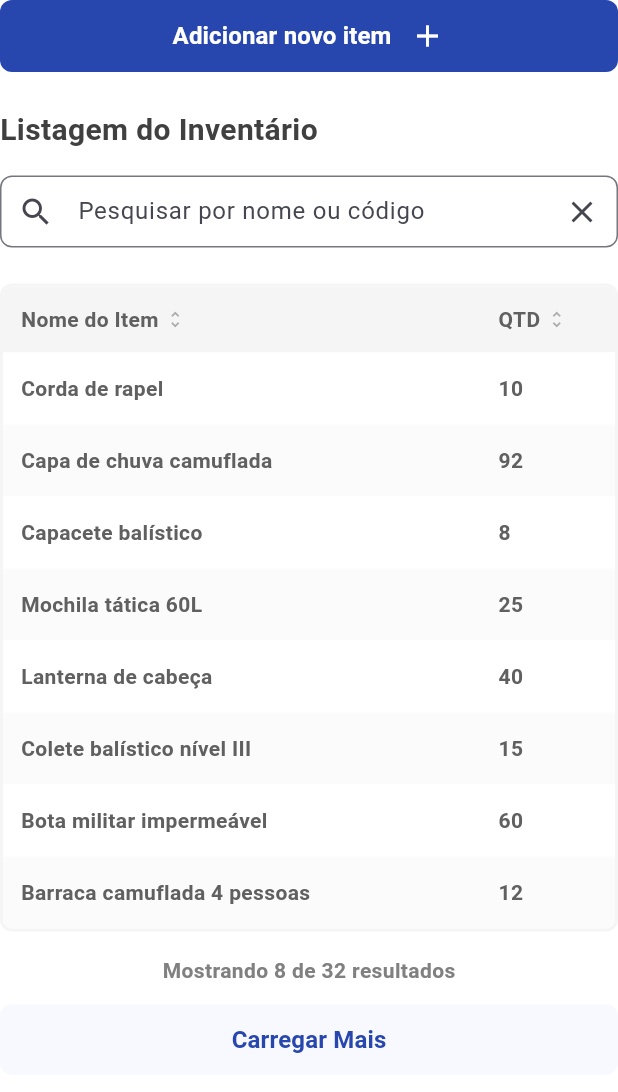
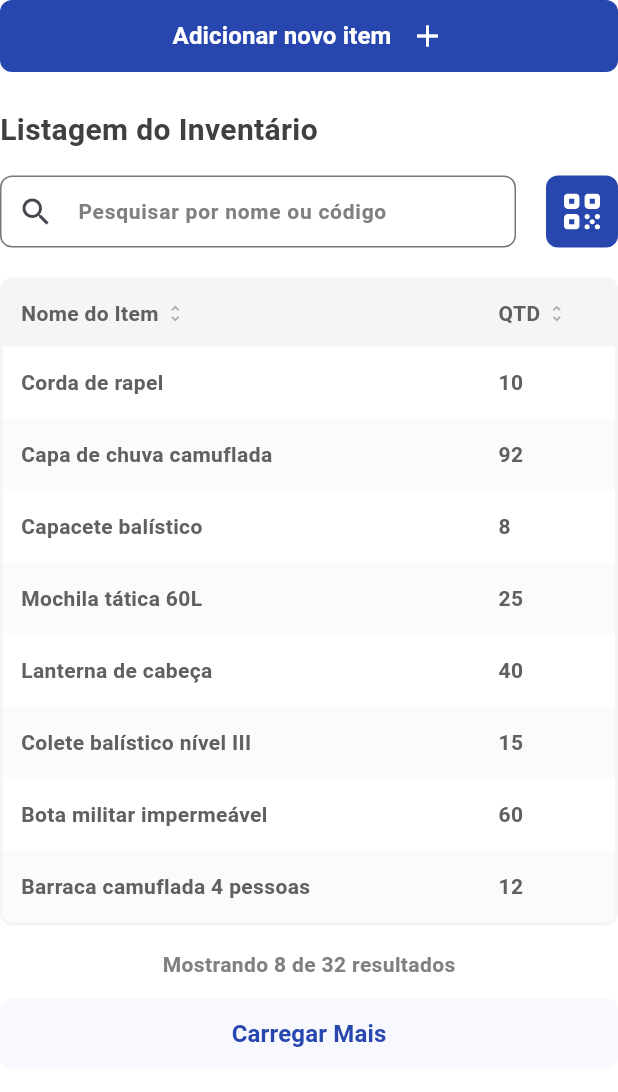
Before and after one commit to TeamHiveAPI/API-2025.02-FRONT, a Flutter app: the StockScreen screen opened directly, on a phone screen of 412 x 824 dp. Shown: the top 1092 px of the screen. Run offline on Flutter 3.47's test engine with Material 3 defaults, Android fonts, the phone set to English and light mode, and no system bars; our stand-ins replace flutter_svg, google_fonts, shimmer; accounts and stored records are empty.

Commit message:
feature: #28 Adicionando funcionalidade de alternância entre itens de Almoxarifado e Farmácia na tabela de Estoque

```diff
--- a/lib/screens/estoque.dart
+++ b/lib/screens/estoque.dart
@@ -1,4 +1,5 @@
 import 'package:flutter/material.dart';
+import 'package:sistema_almox/config/permissions.dart';
 import 'package:sistema_almox/core/theme/colors.dart';
 import 'package:sistema_almox/widgets/button.dart';
 import 'package:sistema_almox/widgets/data_table/content/stock_list.dart';
@@ -13,6 +14,7 @@ class StockScreen extends StatefulWidget {
 
 class _StockScreenState extends State<StockScreen> {
   String _searchQuery = '';
+  final UserRole _currentUserRole = UserRole.tenenteEstoque;
 
   void _handleSearch(String query) {
     setState(() {
@@ -47,14 +49,27 @@ class _StockScreenState extends State<StockScreen> {
 
             const SizedBox(height: 16),
 
-            GenericSearchInput(
-              onSearchChanged: _handleSearch,
-              hintText: 'Pesquisar por nome ou código',
+            Row(
+              crossAxisAlignment: CrossAxisAlignment.start,
+              children: [
+                Expanded(
+                  child: GenericSearchInput(
+                    onSearchChanged: _handleSearch,
+                    hintText: 'Pesquisar por nome ou código',
+                  ),
+                ),
+                const SizedBox(width: 20),
+                CustomButton(
+                  customIcon: "assets/icons/qr-code.svg",
+                  squareMode: true,
+                  onPressed: () {},
+                ),
+              ],
             ),
 
-            const SizedBox(height: 24),
+            SizedBox(height: 20),
 
-            StockItemsTable(searchQuery: _searchQuery),
+            StockItemsTable(searchQuery: _searchQuery, userRole: _currentUserRole, ),
           ],
         ),
       ),
--- a/lib/utils/table_handler_mixin.dart
+++ b/lib/utils/table_handler_mixin.dart
@@ -25,6 +25,7 @@ mixin TableHandler<T extends StatefulWidget> on State<T> {
   int _currentPage = 1;
   bool isLoading = false;
   bool hasMore = true;
+  String get apiEndpoint;
 
   String _currentSearchQuery = '';
 
@@ -137,7 +138,7 @@ mixin TableHandler<T extends StatefulWidget> on State<T> {
   }
 
   void _printApiRoute(int page, SortParams sortParams, String searchQuery) {
-    String baseUrl = "/api/items?page=$page&limit=10";
+    String baseUrl = "/estoque/$apiEndpoint?page=$page&limit=10";
     String searchParam = searchQuery.isNotEmpty ? "&search=$searchQuery" : "";
     String sortParam = "";
     if (sortParams.activeSortColumnDataField != null) {
--- a/lib/widgets/button.dart
+++ b/lib/widgets/button.dart
@@ -5,7 +5,7 @@ import 'package:sistema_almox/widgets/icon_config.dart';
 enum IconPosition { left, right }
 
 class CustomButton extends StatelessWidget {
-  final String text;
+  final String? text;
   final VoidCallback? onPressed;
   final String? customIcon;
   final IconData? icon;
@@ -17,10 +17,11 @@ class CustomButton extends StatelessWidget {
   final bool secondary;
   final bool danger;
   final bool isLoading;
+  final bool squareMode;
 
   const CustomButton({
     super.key,
-    required this.text,
+    this.text,
     required this.onPressed,
     this.customIcon,
     this.icon,
@@ -32,14 +33,22 @@ class CustomButton extends StatelessWidget {
     this.secondary = false,
     this.danger = false,
     this.isLoading = false,
-  }) : assert(
+    this.squareMode = false,
+  })  : assert(
           widthPercent == null || (widthPercent > 0 && widthPercent <= 1),
           'widthPercent deve estar entre 0.0 e 1.0',
         ),
         assert(
           !(customIcon != null && icon != null),
           'Use apenas customIcon OU icon, não os dois juntos.',
-       );
+        ),
+        assert(squareMode || text != null,
+            'O texto é obrigatório, a menos que o squareMode seja true.'),
+        assert(!squareMode || (icon != null || customIcon != null),
+            'Um ícone é obrigatório para o squareMode.'),
+        assert(!squareMode || (widthPercent == null && !isFullWidth),
+            'widthPercent e isFullWidth não podem ser usados com squareMode.');
+
 
   Color get _backgroundColor {
     if (secondary) {
@@ -60,6 +69,10 @@ class CustomButton extends StatelessWidget {
 
   @override
   Widget build(BuildContext context) {
+    final EdgeInsetsGeometry padding = squareMode
+        ? const EdgeInsets.all(12.0)
+        : const EdgeInsets.symmetric(horizontal: 24, vertical: 12);
+
     final buttonStyle = ButtonStyle(
       elevation: WidgetStateProperty.all(0),
       shadowColor: WidgetStateProperty.all(Colors.transparent),
@@ -73,9 +86,8 @@ class CustomButton extends StatelessWidget {
       }),
       foregroundColor: WidgetStateProperty.all(_contentColor),
       overlayColor: WidgetStateProperty.all(const Color.fromARGB(40, 0, 0, 0)),
-      padding: WidgetStateProperty.all(
-        const EdgeInsets.symmetric(horizontal: 24, vertical: 12),
-      ),
+      padding: WidgetStateProperty.all(padding),
+      minimumSize: squareMode ? WidgetStateProperty.all(const Size(48, 48)) : null,
       shape: WidgetStateProperty.all(
         RoundedRectangleBorder(
           borderRadius: BorderRadius.circular(borderRadius),
@@ -117,15 +129,28 @@ class CustomButton extends StatelessWidget {
   }
 
   Widget _buildButtonContent() {
-    // só texto
+    if (squareMode) {
+      Widget iconWidget;
+      if (icon != null) {
+        iconWidget = Icon(icon, color: _contentColor, size: 24);
+      } else {
+        iconWidget = IconConfig(
+          assetPath: customIcon!,
+          color: _contentColor,
+          width: 24,
+          strokeWidth: iconStrokeWidth,
+        );
+      }
+      return iconWidget;
+    }
+
     if (customIcon == null && icon == null) {
       return Text(
-        text,
+        text!,
         style: const TextStyle(fontSize: 16, fontWeight: FontWeight.w700),
       );
     }
 
-    // escolhe widget de ícone
     Widget iconWidget;
     if (icon != null) {
       iconWidget = Icon(icon, color: _contentColor, size: 24);
@@ -142,7 +167,7 @@ class CustomButton extends StatelessWidget {
       iconWidget,
       const SizedBox(width: 12),
       Text(
-        text,
+        text!,
         style: const TextStyle(fontSize: 16, fontWeight: FontWeight.w600),
       ),
     ];
--- a/lib/widgets/data_table/content/stock_list.dart
+++ b/lib/widgets/data_table/content/stock_list.dart
@@ -1,20 +1,34 @@
 import 'package:flutter/material.dart';
+import 'package:sistema_almox/config/permissions.dart';
 import 'package:sistema_almox/utils/api_simulator.dart';
 import 'package:sistema_almox/utils/table_handler_mixin.dart';
 import 'package:sistema_almox/widgets/data_table/json_table.dart';
 import 'package:sistema_almox/widgets/data_table/table_column.dart';
-import 'package:sistema_almox/widgets/modal/content/base_modal.dart';
-import 'package:sistema_almox/widgets/modal/detalhes_item_modal.dart';
+import 'package:sistema_almox/widgets/modal/base_modal.dart';
+import 'package:sistema_almox/widgets/modal/content/detalhes_item_modal.dart';
 
 class StockItemsTable extends StatefulWidget {
   final String? searchQuery;
-  const StockItemsTable({super.key, this.searchQuery});
+  final UserRole userRole;
+
+  const StockItemsTable({super.key, this.searchQuery, required this.userRole});
 
   @override
   State<StockItemsTable> createState() => _StockItemsTableState();
 }
 
 class _StockItemsTableState extends State<StockItemsTable> with TableHandler {
+  @override
+  String get apiEndpoint {
+    switch (widget.userRole) {
+      case UserRole.tenenteFarmacia:
+      case UserRole.soldadoFarmacia:
+        return 'farmacia';
+      default:
+        return 'estoque';
+    }
+  }
+
   @override
   List<TableColumn> get tableColumns => [
     TableColumn(
@@ -31,6 +45,21 @@ class _StockItemsTableState extends State<StockItemsTable> with TableHandler {
     ),
   ];
 
+  String get _assetPathForRole {
+    switch (widget.userRole) {
+      case UserRole.tenenteFarmacia:
+        return 'lib/temp/farmacia.json';
+      case UserRole.soldadoFarmacia:
+        return 'lib/temp/farmacia.json';
+      case UserRole.coronel:
+        return 'lib/temp/almoxarifado.json';
+      case UserRole.tenenteEstoque:
+        return 'lib/temp/almoxarifado.json';
+      case UserRole.soldadoEstoque:
+        return 'lib/temp/almoxarifado.json';
+    }
+  }
+
   @override
   Future<PaginatedResponse> performFetch(
     int page,
@@ -38,7 +67,7 @@ class _StockItemsTableState extends State<StockItemsTable> with TableHandler {
     String? searchQuery,
   ) {
     return fetchItemsFromAsset(
-      assetPath: 'lib/temp/estoque.json',
+      assetPath: _assetPathForRole,
       page: page,
       allColumns: tableColumns,
       sortParams: sortParams,
--- a/lib/widgets/inputs/search.dart
+++ b/lib/widgets/inputs/search.dart
@@ -49,13 +49,12 @@ class _GenericSearchInputState extends State<GenericSearchInput> {
       controller: _controller,
       decoration: InputDecoration(
         hintText: widget.hintText,
+        hintStyle: const TextStyle(
+          fontSize: 14,
+          color: text80,
+          fontWeight: FontWeight.w700,
+        ),
         prefixIcon: const Icon(Icons.search),
-        suffixIcon: IconButton(
-          icon: const Icon(Icons.clear),
-          onPressed: () {
-            _controller.clear();
-          },
-        ),
         border: OutlineInputBorder(
           borderRadius: BorderRadius.circular(8.0),
           borderSide: const BorderSide(color: brightGray),
```
Also changed, not shown: lib/temp/farmacia.json (added, +47 -0 lines), assets/icons/qr-code.svg (added), flutter_01.png (deleted), lib/temp/almoxarifado.json (renamed from lib/temp/estoque.json), lib/widgets/modal/base_modal.dart (renamed from lib/widgets/modal/content/base_modal.dart), lib/widgets/modal/content/detalhes_item_modal.dart (renamed from lib/widgets/modal/detalhes_item_modal.dart). Lines whose indentation alone changed are shown as unchanged.
